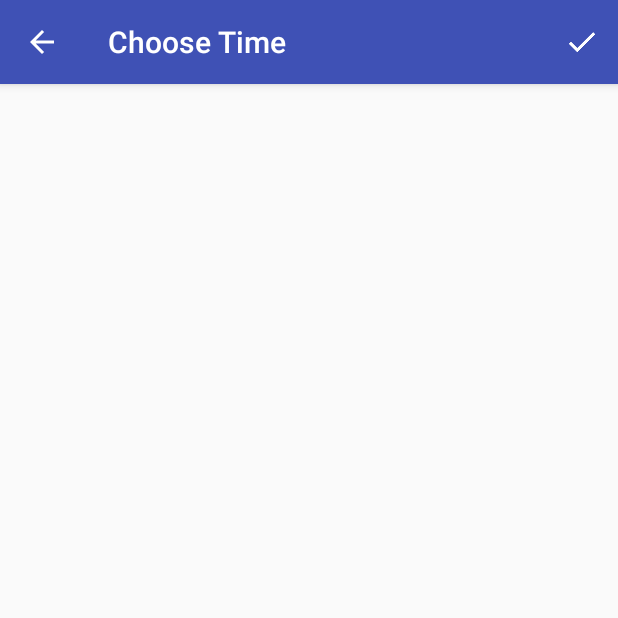
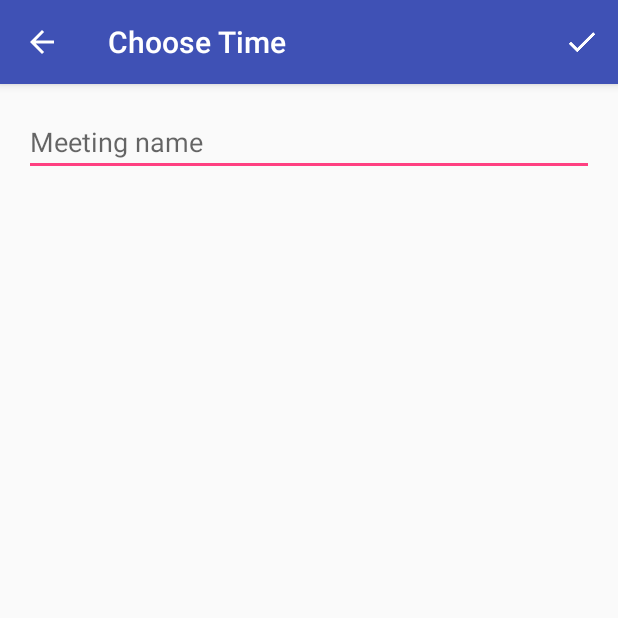
Before and after one commit to RohanNagar/ee461l, an Android app: the CreateMeetingChooseTimeActivity screen opened directly, with no data from a screen before it, on a phone screen of 412 x 824 dp, the top half of it. Run offline under Robolectric (Android 15) with nearby library versions, the phone set to English and light mode, and no system bars.

Commit message:
Added meeting name to choose time

```diff
--- a/app/src/main/java/com/utaustin/freely/activities/CreateMeetingChooseTimeActivity.java
+++ b/app/src/main/java/com/utaustin/freely/activities/CreateMeetingChooseTimeActivity.java
@@ -7,10 +7,13 @@ import android.support.v7.widget.Toolbar;
 import android.view.Menu;
 import android.view.MenuInflater;
 import android.view.MenuItem;
+import android.widget.EditText;
 
 import com.utaustin.freely.R;
 
 public class CreateMeetingChooseTimeActivity extends AppCompatActivity {
+
+    EditText nameText;
 
     @Override
     protected void onCreate(Bundle savedInstanceState) {
@@ -22,6 +25,8 @@ public class CreateMeetingChooseTimeActivity extends AppCompatActivity {
         //Enable back button in action bar
         getSupportActionBar().setHomeButtonEnabled(true);
         getSupportActionBar().setDisplayHomeAsUpEnabled(true);
+
+        nameText = (EditText) findViewById(R.id.activity_create_meeting_choose_time_name);
     }
 
     @Override
--- a/app/src/main/res/layout/content_create_meeting_choose_time.xml
+++ b/app/src/main/res/layout/content_create_meeting_choose_time.xml
@@ -12,4 +12,11 @@
     tools:context=".activities.CreateMeetingChooseTimeActivity"
     tools:showIn="@layout/activity_create_meeting_choose_time">
 
+    <EditText
+        android:id="@+id/activity_create_meeting_choose_time_name"
+        android:layout_width="match_parent"
+        android:layout_height="wrap_content"
+        android:hint="@string/meeting_name"
+        />
+
 </RelativeLayout>
--- a/app/src/main/res/values/strings.xml
+++ b/app/src/main/res/values/strings.xml
@@ -7,4 +7,5 @@
     <string name="finish">Finish</string>
     <string name="title_activity_create_meeting_choose_time">Choose Time</string>
     <string name="sign_out">Sign out</string>
+    <string name="meeting_name">Meeting name</string>
 </resources>
```
Also changed, not shown: app/src/main/java/com/utaustin/freely/activities/MeetingsActivity.java (+5 -3 lines).
